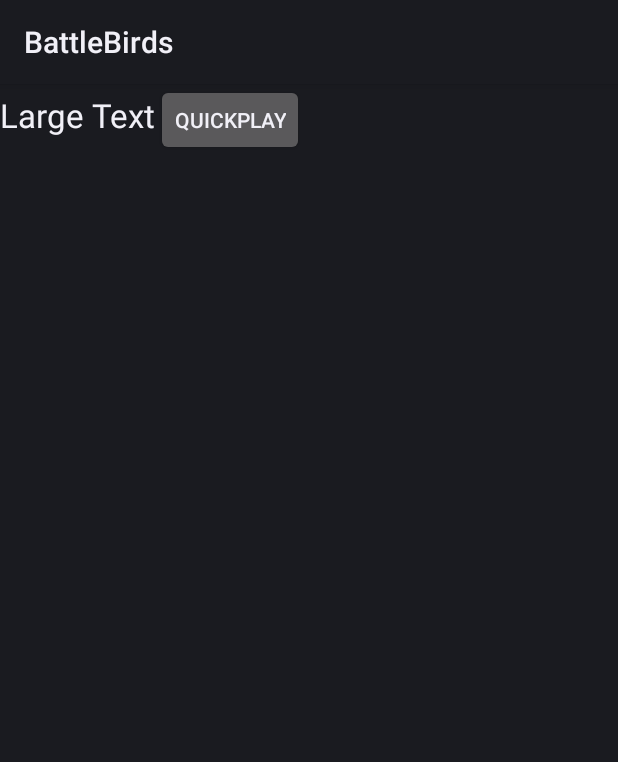
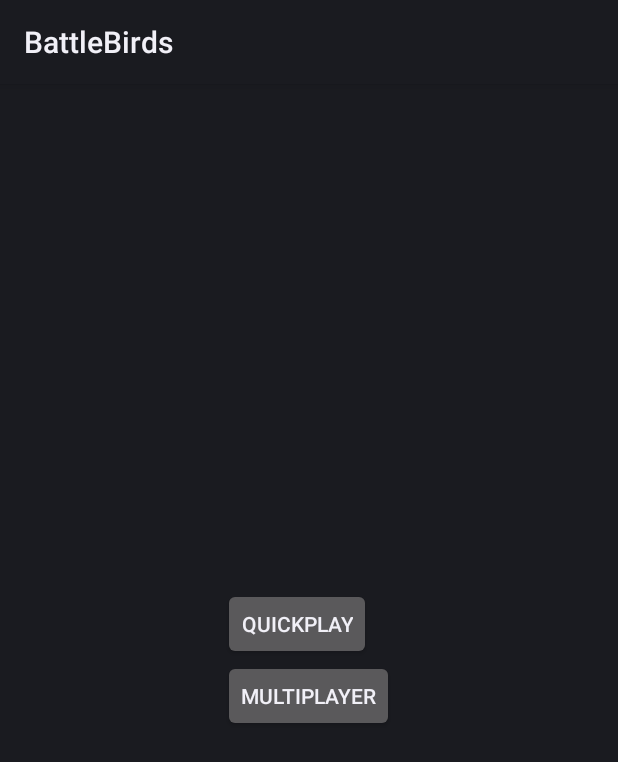
Before and after one commit to JakeCooper/BattleBirds, an Android app: the layout activity_menu.xml on its own in the app's theme, with its tools: preview values and no code run, on a phone screen of 412 x 824 dp. Shown: the top 762 px of the screen. Run offline under Robolectric (Android 15) with nearby library versions, the phone set to English and light mode, and no system bars.

Commit message:
Changed menu layout and added more buttons(!)

```diff
--- a/game/src/main/AndroidManifest.xml
+++ b/game/src/main/AndroidManifest.xml
@@ -15,9 +15,9 @@
             android:launchMode="singleInstance"
             android:multiprocess="true"
             android:name=".MenuActivity"
-            android:screenOrientation="portrait"
+            android:screenOrientation="landscape"
             android:uiOptions="none"
-            android:windowSoftInputMode="stateAlwaysVisible">
+            android:windowSoftInputMode="stateAlwaysHidden">
             <intent-filter >
                 <action android:name="android.intent.action.MAIN" />
                 <category android:name="android.intent.category.LAUNCHER" />
@@ -33,7 +33,7 @@
             android:launchMode="singleInstance"
             android:multiprocess="true"
             android:name=".GameActivity"
-            android:screenOrientation="portrait"
+            android:screenOrientation="landscape"
             android:uiOptions="none"
             android:parentActivityName="com.wow.battlebirds.game.MenuActivity">
         </activity>
--- a/game/src/main/res/layout/activity_menu.xml
+++ b/game/src/main/res/layout/activity_menu.xml
@@ -1,20 +1,39 @@
-<LinearLayout
-    android:orientation="horizontal"
-    android:layout_width="fill_parent"
-    android:layout_height="fill_parent"
-    xmlns:android="http://schemas.android.com/apk/res/android">
+<RelativeLayout
+xmlns:android="http://schemas.android.com/apk/res/android"
+android:id="@+id/relLayout1"
+android:layout_width="wrap_content"
+android:layout_height="wrap_content"
+android:layout_gravity="center">
 
-    <TextView
+    <LinearLayout
+        android:orientation="vertical"
         android:layout_width="wrap_content"
         android:layout_height="wrap_content"
-        android:textAppearance="?android:attr/textAppearanceLarge"
-        android:text="Large Text"
-        android:id="@+id/textView" />
+        android:layout_centerHorizontal="true">
 
-    <Button
+        <ImageView
+        android:layout_width="wrap_content"
+        android:layout_height="wrap_content"
+        android:id="@+id/imageView2" />
+
+        <Button
         android:layout_width="wrap_content"
         android:layout_height="wrap_content"
         android:text="QuickPlay"
-        android:id="@+id/button"
-        android:onClick="runGame" />
-</LinearLayout>
+        android:id="@+id/QuickPlayButton"
+        android:onClick="runGame"
+            />
+
+        <Button
+        android:layout_width="wrap_content"
+        android:layout_height="wrap_content"
+        android:text="Multiplayer"
+        android:id="@+id/MultiplayerButton"
+        android:layout_alignParentTop="true"
+        android:layout_alignParentLeft="true"
+        android:layout_alignParentStart="true"
+
+            />
+    </LinearLayout>
+
+</RelativeLayout>
```
